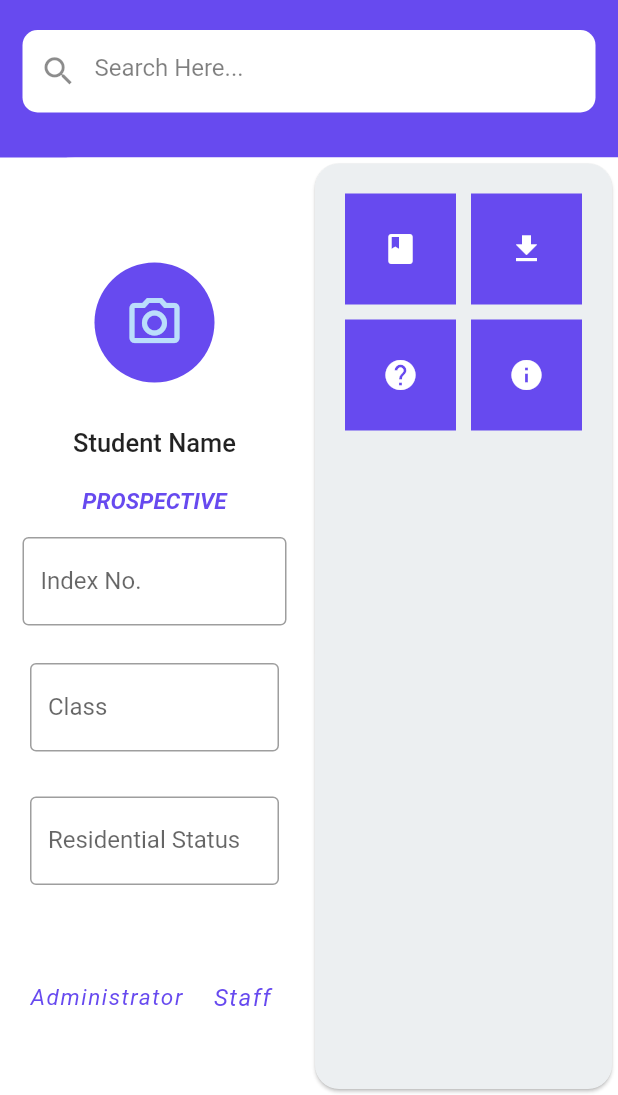
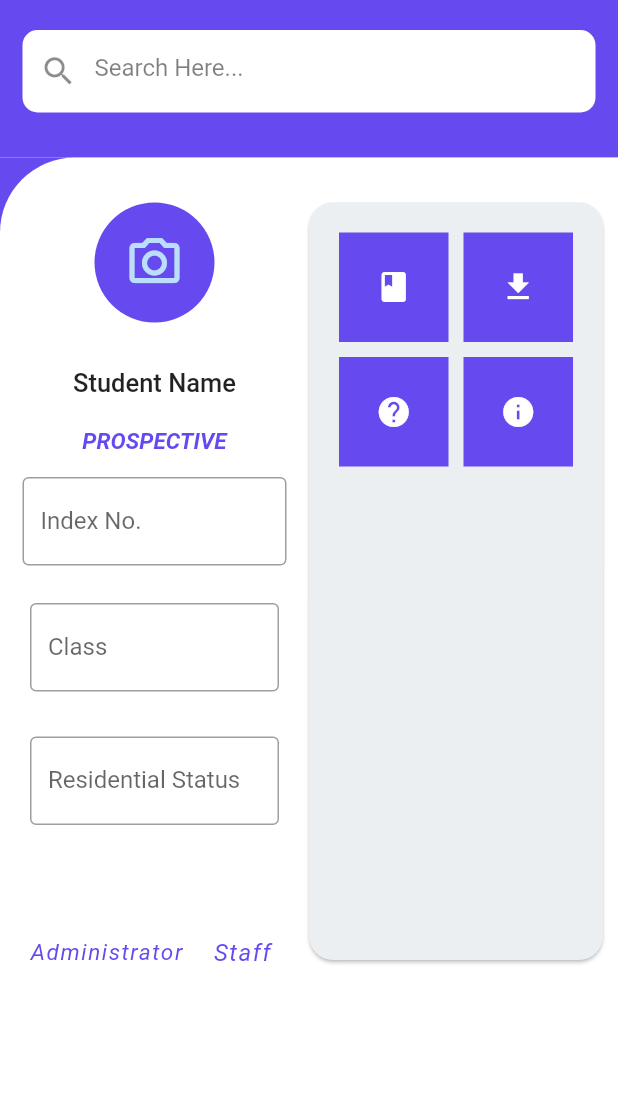
Before and after one commit to NellyLumor/eSkul, a Flutter app: the DocumentsCls screen opened directly, on a phone screen of 412 x 824 dp, the part 141-1236 px from its top. Run offline on Flutter 3.47's test engine with Material 2 defaults, Android fonts, the phone set to English and light mode, and no system bars.

Commit message:
make card align with left content

```diff
--- a/lib/screens/pages.dart
+++ b/lib/screens/pages.dart
@@ -1,7 +1,6 @@
 import 'package:flutter/material.dart';
 import 'package:eskul_project/screens/staff_screen.dart';
 import 'package:eskul_project/screens/administrator_screen.dart';
-
 
 class DocumentsCls extends StatefulWidget {
   const DocumentsCls({super.key});
@@ -13,7 +12,9 @@ class DocumentsCls extends StatefulWidget {
 class _DocumentsClsState extends State<DocumentsCls> {
   @override
   Widget build(BuildContext context) {
-    return SafeArea(
+    return Scaffold(
+      // backgroundColor: const Color(0xFF674AEF),
+      body: SafeArea(
         child: Column(
           children: [
             // top
@@ -27,9 +28,9 @@ class _DocumentsClsState extends State<DocumentsCls> {
               child: Column(
                 crossAxisAlignment: CrossAxisAlignment.start,
                 children: [
-                  Row(
+                  const Row(
                     mainAxisAlignment: MainAxisAlignment.spaceBetween,
-                    children: const [
+                    children: [
                       Icon(
                         Icons.dashboard,
                         size: 30,
@@ -85,6 +86,8 @@ class _DocumentsClsState extends State<DocumentsCls> {
             // card
             Expanded(
               child: Container(
+                color: const Color(0xFF674AEF),
+                child: Container(
                   decoration: const BoxDecoration(
                     borderRadius: BorderRadius.only(
                       topLeft: Radius.circular(50),
@@ -92,17 +95,19 @@ class _DocumentsClsState extends State<DocumentsCls> {
                     color: Colors.white,
                   ),
                   width: double.infinity,
+                  padding: const EdgeInsets.symmetric(vertical: 30),
                   child: Row(
+                    crossAxisAlignment: CrossAxisAlignment.center,
                     children: [
                       Expanded(
                         child: Container(
-                        padding: const EdgeInsets.all(10),
+                          padding: const EdgeInsets.symmetric(horizontal: 10),
                           child: Column(
                             children: [
                               // this is where the forms goes
-                            const Padding(
-                              padding: EdgeInsets.only(top: 60),
-                            ),
+                              // const Padding(
+                              //   padding: EdgeInsets.only(top: 60),
+                              // ),
                               const CircleAvatar(
                                 radius: 40.0,
                                 backgroundColor: Color(0xFF674AEF),
@@ -132,7 +137,7 @@ class _DocumentsClsState extends State<DocumentsCls> {
                                   fontSize: 15,
                                   fontWeight: FontWeight.bold,
                                   fontStyle: FontStyle.italic,
-                                color:Color(0xFF674AEF),
+                                  color: Color(0xFF674AEF),
                                 ), //TextStyle
                               ), //Text
                               const SizedBox(
@@ -191,8 +196,7 @@ class _DocumentsClsState extends State<DocumentsCls> {
                                 child: Row(
                                   children: [
                                     Padding(
-                                    padding: const EdgeInsets.only(
-                                        left: 10),
+                                      padding: const EdgeInsets.only(left: 10),
                                       child: GestureDetector(
                                         onTap: () {
                                           Navigator.push(
@@ -246,10 +250,13 @@ class _DocumentsClsState extends State<DocumentsCls> {
                         ),
                       ),
                       Expanded(
-                      child: Center(
                         child: Card(
                           shadowColor: Colors.black,
                           color: Colors.blueGrey[50],
+                          margin: const EdgeInsets.only(
+                            bottom: 60,
+                            right: 10,
+                          ),
                           shape: RoundedRectangleBorder(
                             borderRadius: BorderRadius.circular(16),
                           ),
@@ -296,33 +303,42 @@ class _DocumentsClsState extends State<DocumentsCls> {
                             crossAxisSpacing: 10,
                             mainAxisSpacing: 10,
                             crossAxisCount: 2,
+                            // shrinkWrap: true,
                             children: [
                               Container(
                                 padding: const EdgeInsets.all(8),
                                 color: const Color(0xFF674AEF),
-                                child: const Icon( Icons.book,
+                                child: const Icon(
+                                  Icons.book,
                                   color: Colors.white,
                                 ),
                               ),
                               Container(
                                 padding: const EdgeInsets.all(8),
                                 color: const Color(0xFF674AEF),
-                                child: const Icon(Icons.download,
+                                child: const Icon(
+                                  Icons.download,
                                   color: Colors.white,
                                 ),
                               ),
                               Container(
                                 padding: const EdgeInsets.all(8),
                                 color: const Color(0xFF674AEF),
-                                child: const Icon(Icons.help,
+                                child: const Icon(
+                                  Icons.help,
                                   color: Colors.white,
                                 ),
                               ),
                               Container(
                                 padding: const EdgeInsets.all(8),
                                 color: const Color(0xFF674AEF),
-                                child: const Icon(Icons.info,
+                                child: const Icon(
+                                  Icons.info,
                                   color: Colors.white,
+                                ),
+                              ),
+                            ],
+                          ),
                         ),
                       ),
                     ],
@@ -332,9 +348,6 @@ class _DocumentsClsState extends State<DocumentsCls> {
             ),
           ],
         ),
-              ),
-            ),
-          ],
       ),
     );
     // bottomNavigationBar: BottomNavigationBar(
--- a/lib/screens/staff_account.dart
+++ b/lib/screens/staff_account.dart
@@ -13,21 +13,21 @@ class StaffAccount extends StatefulWidget {
 class _StaffAccountState extends State<StaffAccount> {
   @override
   Widget build(BuildContext context) {
-    return  Scaffold(
+    return Scaffold(
       body: ListView(
         children: [
           Container(
-            // ignore: prefer_const_constructors
-            padding: EdgeInsets.only(top: 15, right: 15, left: 15, bottom: 10),
+            padding:
+                const EdgeInsets.only(top: 15, right: 15, left: 15, bottom: 10),
             decoration: const BoxDecoration(
               color: Color(0xFF674AEF),
             ),
             child: Column(
               crossAxisAlignment: CrossAxisAlignment.start,
               children: [
-                Row(
+                const Row(
                   mainAxisAlignment: MainAxisAlignment.spaceBetween,
-                  children: const [
+                  children: [
                     Icon(
                       Icons.dashboard,
                       size: 30,
@@ -178,7 +178,8 @@ class _StaffAccountState extends State<StaffAccount> {
                                   Navigator.push(
                                     context,
                                     MaterialPageRoute(
-                                      builder: (context) => const StaffAccount(),
+                                      builder: (context) =>
+                                          const StaffAccount(),
                                     ),
                                   );
                                 },
@@ -208,10 +209,13 @@ class _StaffAccountState extends State<StaffAccount> {
                                     onTap: () {
                                       Navigator.push(
                                         context,
-                                            MaterialPageRoute(builder: (context) => const AdministratorPage()),
+                                        MaterialPageRoute(
+                                            builder: (context) =>
+                                                const AdministratorPage()),
                                       );
                                     },
-                                        child: const Text('Administrator',
+                                    child: const Text(
+                                      'Administrator',
                                       style: TextStyle(
                                         fontSize: 15,
                                         letterSpacing: 1,
@@ -228,10 +232,12 @@ class _StaffAccountState extends State<StaffAccount> {
                                     onTap: () {
                                       Navigator.push(
                                         context,
-                                            MaterialPageRoute(builder: (context) => HomePage()),
+                                        MaterialPageRoute(
+                                            builder: (context) => HomePage()),
                                       );
                                     },
-                                        child: const Text('Student',
+                                    child: const Text(
+                                      'Student',
                                       style: TextStyle(
                                         fontSize: 16,
                                         letterSpacing: 1,
```
Also changed, not shown: pubspec.lock. Lines whose indentation alone changed are shown as unchanged.
